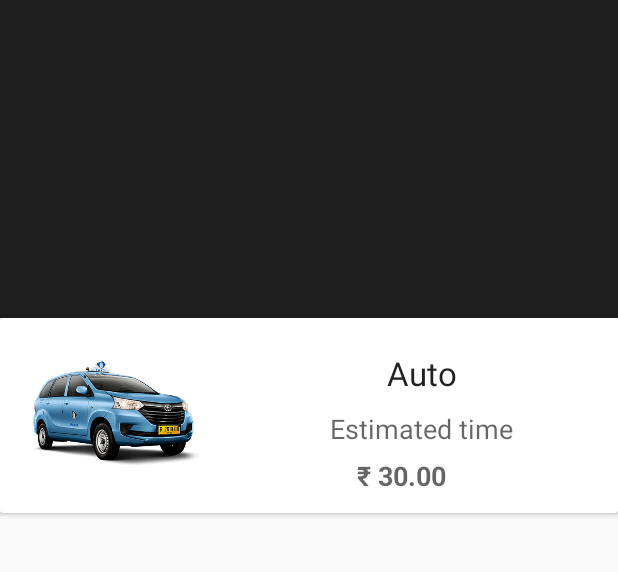
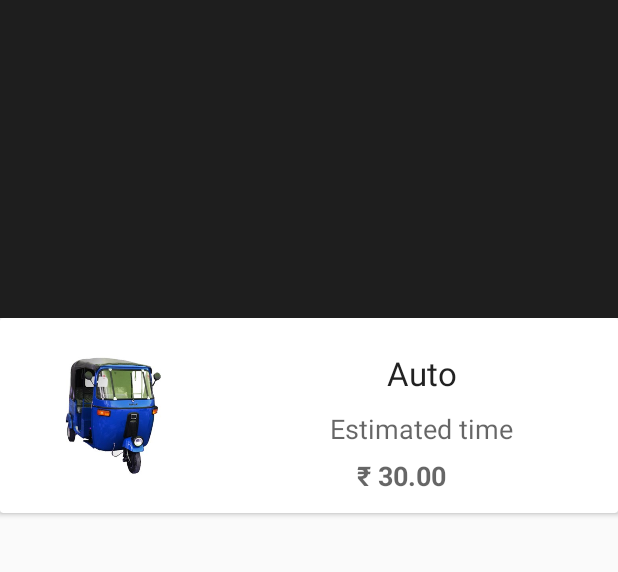
Before and after one commit to Sitansu-Sekhar02/cab_booking, an Android app: the fragment ShowCabFragment placed in its activity, on a phone screen of 412 x 824 dp, the part 141-713 px from its top. Run offline under Robolectric (Android 15) with nearby library versions, the phone set to English and light mode, and no system bars; our stand-ins replace sdp/ssp sizes; libraries missing offline, so code that uses them is left out: es.dmoral.toasty; pictures from the network do not load; Roboto replaces fonts that are not available here; 4 statements that could not run were skipped.

Commit message:
commit 1

```diff
--- a/app/build.gradle
+++ b/app/build.gradle
@@ -62,7 +62,9 @@ dependencies {
 
     implementation "androidx.coordinatorlayout:coordinatorlayout:1.1.0"
     implementation 'com.github.medyo:android-about-page:1.3.1'
-
+    //glide library
+    implementation 'com.github.bumptech.glide:glide:4.9.0'
+    annotationProcessor 'com.github.bumptech.glide:compiler:4.9.0'
 
     //places
     //implementation 'com.github.mukeshsolanki:Google-Places-AutoComplete-EditText:11.0.9'
--- a/app/src/main/java/com/blucore/chalochale/Adapter/CabListAadapter.java
+++ b/app/src/main/java/com/blucore/chalochale/Adapter/CabListAadapter.java
@@ -11,13 +11,16 @@ import android.widget.TextView;
 import androidx.annotation.NonNull;
 import androidx.recyclerview.widget.RecyclerView;
 
+import com.blucore.chalochale.Model.CabBookingModel;
 import com.blucore.chalochale.R;
+import com.bumptech.glide.Glide;
 
 import java.util.ArrayList;
 import java.util.List;
 
 public class CabListAadapter extends  RecyclerView.Adapter<CabListAadapter.ViewHolder> {
     ArrayList cabNames;
+    private List<CabBookingModel> mModel;
     Context context;
     public CabListAadapter(Context context, ArrayList cabNames) {
         this.context = context;
@@ -33,6 +36,11 @@ public class CabListAadapter extends  RecyclerView.Adapter<CabListAadapter.ViewH
     @Override
     public void onBindViewHolder(@NonNull ViewHolder holder, int position) {
         holder.Cabname.setText(cabNames.get(position).toString());
+        /*Glide.with(context)
+                .load(mModel.get(position).getCab_image())
+                .into(holder.Cabimage);
+        holder.CabTime.setText(mModel.get(position).getCab_time());
+        holder.CabPrice.setText(mModel.get(position).getCab_price());*/
 
     }
 
--- a/app/src/main/java/com/blucore/chalochale/Fragments/UserProfileFragment.java
+++ b/app/src/main/java/com/blucore/chalochale/Fragments/UserProfileFragment.java
@@ -45,9 +45,6 @@ public class UserProfileFragment extends Fragment  {
     TextView userContact;
     Preferences preferences;
     TextView tvChange;
-
-
-
 
     View view;
 
--- /dev/null
+++ b/app/src/main/res/drawable/ic_taxi_black.xml
@@ -0,0 +1,10 @@
+<vector xmlns:android="http://schemas.android.com/apk/res/android"
+    android:width="24dp"
+    android:height="24dp"
+    android:viewportWidth="24"
+    android:viewportHeight="24"
+    android:tint="#000000">
+  <path
+      android:fillColor="@android:color/white"
+      android:pathData="M18.92,6.01C18.72,5.42 18.16,5 17.5,5L15,5L15,3L9,3v2L6.5,5c-0.66,0 -1.21,0.42 -1.42,1.01L3,12v8c0,0.55 0.45,1 1,1h1c0.55,0 1,-0.45 1,-1v-1h12v1c0,0.55 0.45,1 1,1h1c0.55,0 1,-0.45 1,-1v-8l-2.08,-5.99zM6.5,16c-0.83,0 -1.5,-0.67 -1.5,-1.5S5.67,13 6.5,13s1.5,0.67 1.5,1.5S7.33,16 6.5,16zM17.5,16c-0.83,0 -1.5,-0.67 -1.5,-1.5s0.67,-1.5 1.5,-1.5 1.5,0.67 1.5,1.5 -0.67,1.5 -1.5,1.5zM5,11l1.5,-4.5h11L19,11L5,11z"/>
+</vector>
--- a/app/src/main/res/layout/cab_list.xml
+++ b/app/src/main/res/layout/cab_list.xml
@@ -25,7 +25,7 @@
                 android:layout_height="wrap_content"
                 android:layout_margin="10dp"
                 android:layout_weight="1"
-                android:src="@drawable/taxi_blue"/>
+                android:src="@drawable/autoimage"/>
 
             <LinearLayout
                 android:layout_width="0dp"
```
Also changed, not shown: app/src/main/java/com/blucore/chalochale/Model/CabBookingModel.java (added, +57 -0 lines), app/src/main/res/drawable-v24/autoimage.jpg (added), app/src/main/res/drawable-v24/automobile.png (added).
